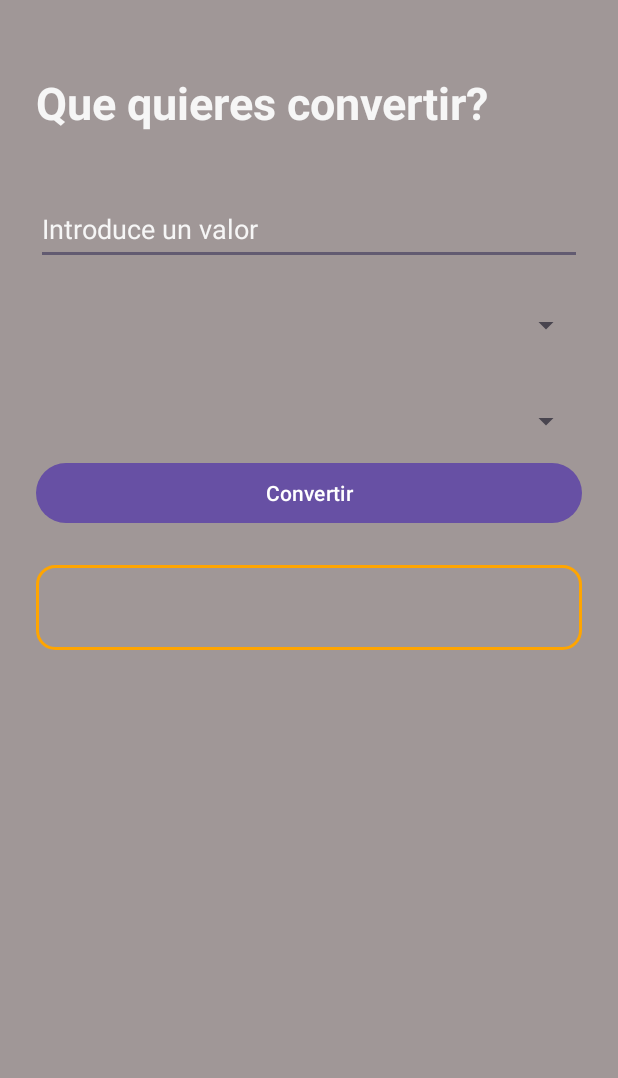
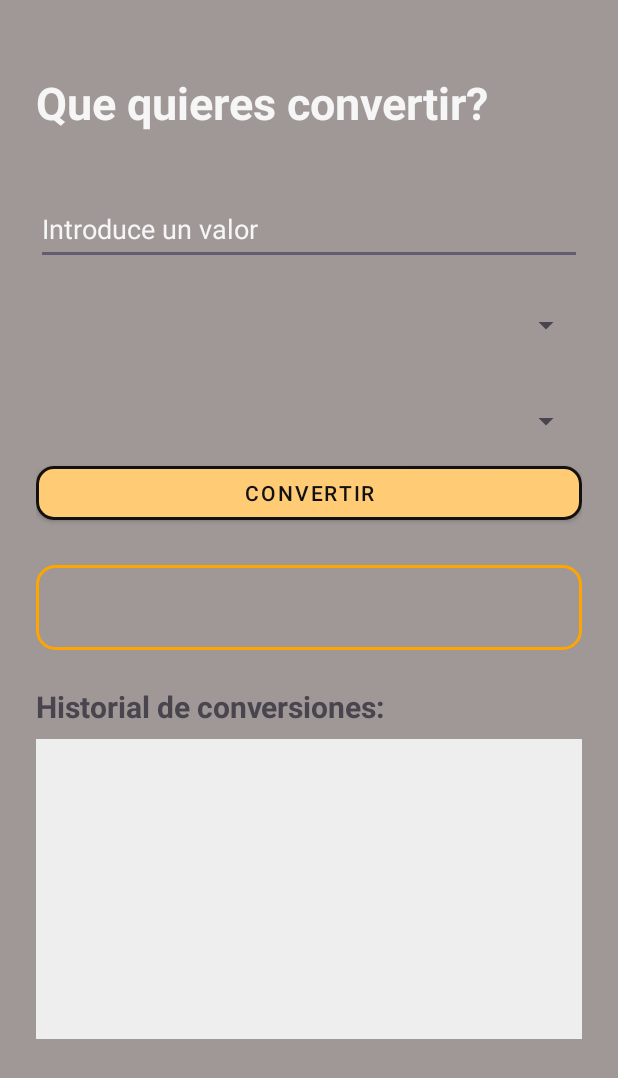
Before and after one commit to AlejandroHernanCid/ConvertidorUnidades, an Android app: the layout activity_main.xml on its own in the app's theme, with its tools: preview values and no code run, on a phone screen of 412 x 824 dp. Shown: the top 1078 px of the screen. Run offline under Robolectric (Android 15) with nearby library versions, the phone set to English and light mode, and no system bars.

Commit message:
Historial añadido

```diff
--- a/app/src/main/res/layout/activity_main.xml
+++ b/app/src/main/res/layout/activity_main.xml
@@ -58,4 +58,35 @@
         android:layout_width="match_parent"
         android:layout_height="wrap_content"
         style="@style/ResultadoBordeNaranja"/>
+
+    <!--Historial-->
+    <TextView
+        android:id="@+id/tvHistorial"
+        android:layout_width="match_parent"
+        android:layout_height="wrap_content"
+        android:text="Historial de conversiones: "
+        android:textStyle="bold"
+        android:textSize="20sp"
+        android:layout_marginTop="24dp"/>
+
+    <ScrollView
+        android:layout_width="match_parent"
+        android:layout_height="200dp"
+        android:layout_marginTop="8dp"
+        android:background="#EEEEEE"
+        android:padding="8dp">
+
+        <TextView
+            android:id="@+id/tvListaHistorial"
+            android:layout_width="match_parent"
+            android:layout_height="wrap_content"
+            android:inputType="textMultiLine"
+            android:maxLines="100"
+            android:minHeight="48dp"
+            android:singleLine="false"
+            android:text=""
+            android:textSize="14sp" />
+
+    </ScrollView>
+
 </LinearLayout>
--- /dev/null
+++ b/app/src/main/res/values/resultado_boton_convertir.xml
@@ -0,0 +1,12 @@
+<?xml version="1.0" encoding="utf-8"?>
+<resources>
+    <style name="resultado_boton_convertir" parent="Widget.MaterialComponents.Button">
+        <item name="backgroundTint">@color/orange_light</item>  <!-- Fondo del botón -->
+        <item name="android:textColor">@color/black_dark</item>           <!-- Color del texto -->
+        <item name="cornerRadius">12dp</item>                   <!-- Bordes redondeados -->
+        <item name="strokeColor">@color/black_dark</item>       <!-- Borde -->
+        <item name="strokeWidth">2dp</item>
+    </style>
+
+
+</resources>
```
Also changed, not shown: app/src/main/java/com/example/convertidormonedas/MainActivity.kt (+23 -9 lines), app/src/main/res/drawable/ic_boton_rectangular.xml (added, +22 -0 lines).
